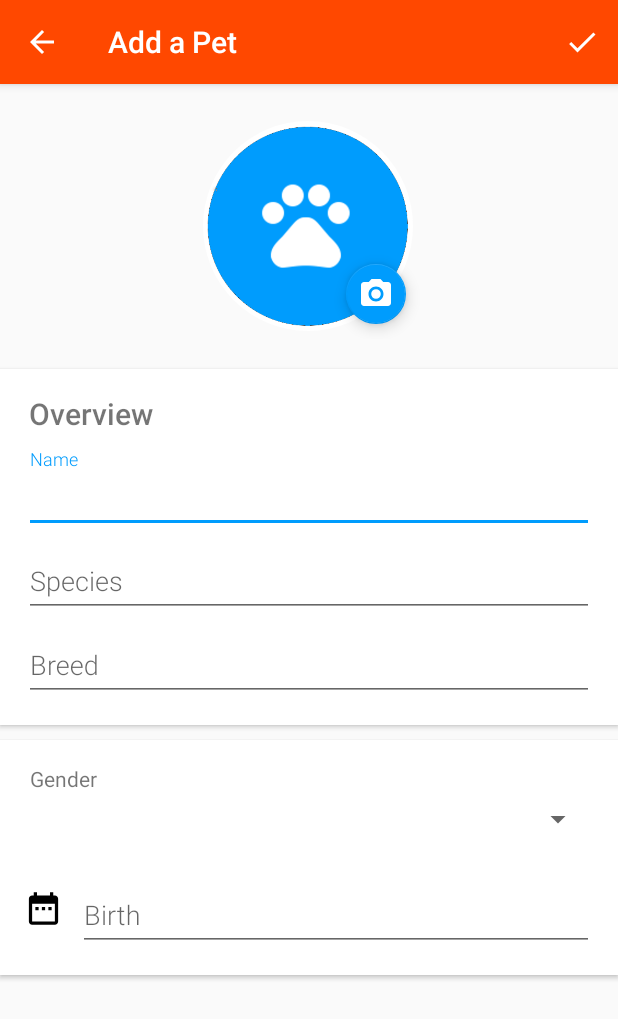
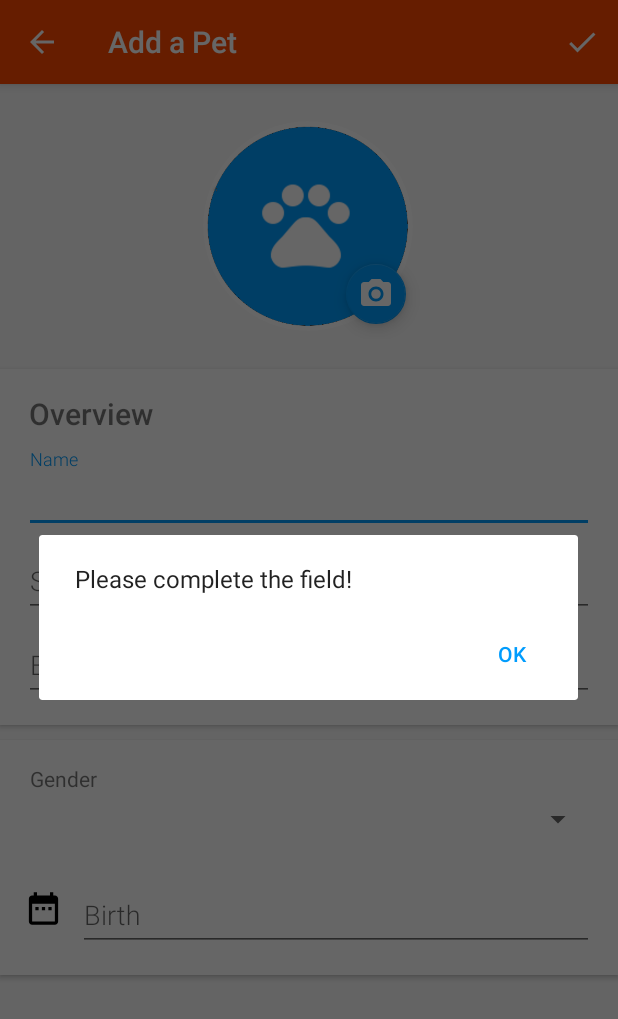
Before and after one commit to alessanderleite/pets-app, an Android app: the EditorActivity screen opened directly, with no data from a screen before it, after a tap on "Save", on a phone screen of 412 x 824 dp. Shown: the top 1019 px of the screen. Run offline under Robolectric (Android 15) with nearby library versions, the phone set to English and light mode, and no system bars; our stand-ins replace CircleImageView.

```diff
--- a/app/src/main/java/br/com/alessanderleite/petsapp/EditorActivity.java
+++ b/app/src/main/java/br/com/alessanderleite/petsapp/EditorActivity.java
@@ -1,13 +1,17 @@
 package br.com.alessanderleite.petsapp;
 
+import android.app.AlertDialog;
 import android.app.ProgressDialog;
+import android.content.DialogInterface;
 import android.content.Intent;
 import android.support.v7.app.ActionBar;
 import android.support.v7.app.AppCompatActivity;
 import android.os.Bundle;
+import android.text.TextUtils;
 import android.util.Log;
 import android.view.Menu;
 import android.view.MenuInflater;
+import android.view.MenuItem;
 import android.widget.EditText;
 
 import br.com.alessanderleite.petsapp.api.ApiClient;
@@ -82,6 +86,50 @@ public class EditorActivity extends AppCompatActivity {
         return true;
     }
 
+    @Override
+    public boolean onOptionsItemSelected(MenuItem item) {
+        switch (item.getItemId()) {
+            case android.R.id.home:
+
+                this.finish();
+
+                return true;
+
+            case R.id.menu_edit:
+                //Edit
+            case R.id.menu_save:
+                //Save
+
+                if (id == 0) {
+                    if (TextUtils.isEmpty(mName.getText().toString()) ||
+                            TextUtils.isEmpty(mSpecies.getText().toString()) ||
+                            TextUtils.isEmpty(mBreed.getText())) {
+                        AlertDialog.Builder alertDialog = new AlertDialog.Builder(this);
+                        alertDialog.setMessage("Please complete the field!");
+                        alertDialog.setPositiveButton("Ok", new DialogInterface.OnClickListener() {
+                            @Override
+                            public void onClick(DialogInterface dialog, int which) {
+                                dialog.dismiss();
+                            }
+                        });
+                        alertDialog.show();
+                    }
+
+                    else {
+
+                        postData("insert");
+                        action.findItem(R.id.menu_edit).setVisible(true);
+                        action.findItem(R.id.menu_save).setVisible(false);
+                        action.findItem(R.id.menu_delete).setVisible(true);
+
+                        readMode();
+                    }
+
+                }
+        }
+        return true;
+    }
+
     private void postData(final String key) {
 
         final ProgressDialog progressDialog = new ProgressDialog(this);
```
